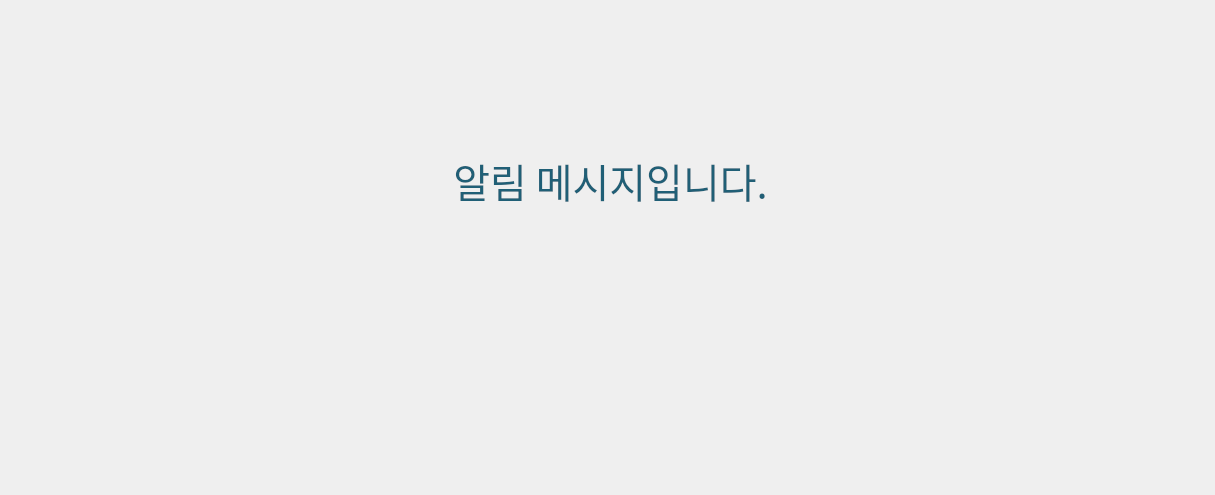
Qt form ui/ui_dlg_msg_btn2.ui (Altlog214608/dsSmart_KR) before a commit.
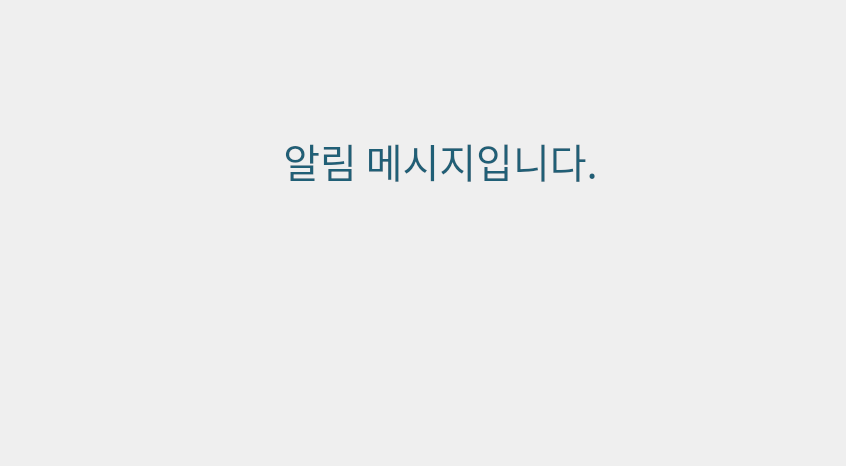
The same form after that commit. Icons and pictures are not drawn.

Patch:
```diff
--- a/ui/ui_dlg_msg_btn2.ui
+++ b/ui/ui_dlg_msg_btn2.ui
@@ -9,8 +9,8 @@
    <rect>
     <x>0</x>
     <y>0</y>
-    <width>1215</width>
-    <height>495</height>
+    <width>846</width>
+    <height>466</height>
    </rect>
   </property>
   <property name="windowTitle">
@@ -19,10 +19,10 @@
   <widget class="QPushButton" name="pb_close">
    <property name="geometry">
     <rect>
-     <x>670</x>
-     <y>280</y>
-     <width>260</width>
-     <height>130</height>
+     <x>470</x>
+     <y>320</y>
+     <width>320</width>
+     <height>100</height>
     </rect>
    </property>
    <property name="styleSheet">
@@ -45,8 +45,8 @@
     <rect>
      <x>0</x>
      <y>0</y>
-     <width>1215</width>
-     <height>495</height>
+     <width>846</width>
+     <height>466</height>
     </rect>
    </property>
    <property name="styleSheet">
@@ -61,8 +61,8 @@
   <widget class="QLabel" name="label_msg">
    <property name="geometry">
     <rect>
-     <x>120</x>
-     <y>130</y>
+     <x>-50</x>
+     <y>110</y>
      <width>981</width>
      <height>101</height>
     </rect>
@@ -97,10 +97,10 @@
   <widget class="QPushButton" name="pb_btn">
    <property name="geometry">
     <rect>
-     <x>290</x>
-     <y>280</y>
-     <width>260</width>
-     <height>130</height>
+     <x>80</x>
+     <y>320</y>
+     <width>320</width>
+     <height>100</height>
     </rect>
    </property>
    <property name="styleSheet">
```
